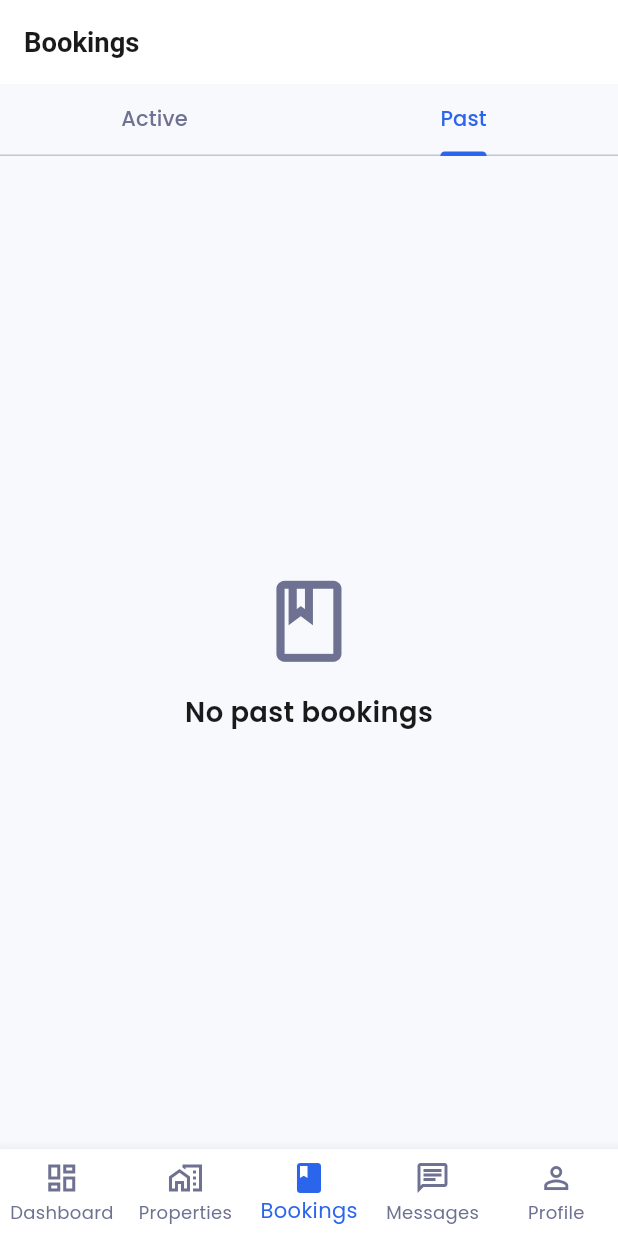
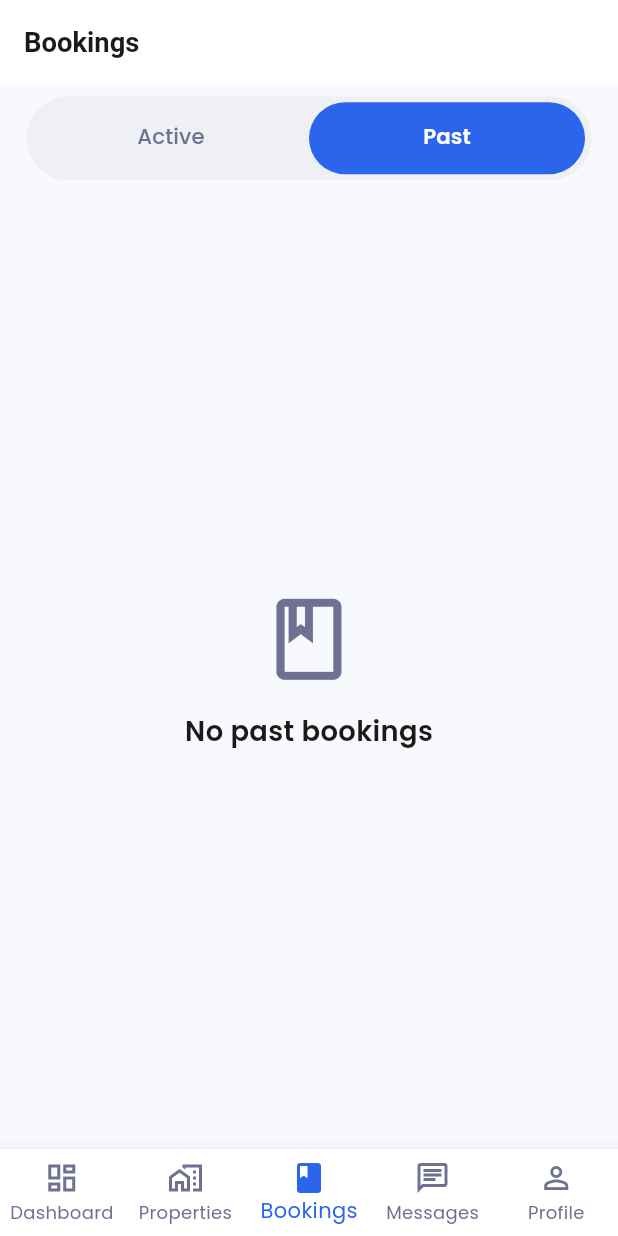
Before and after one commit to Edil-Ayehu/Home-Rental-App, a Flutter app: the LandlordBookingsScreen screen opened by its route, tab 2 chosen, on a phone screen of 412 x 824 dp. Run offline on Flutter 3.47's test engine with Material 3 defaults, Android fonts, the phone set to English and light mode, and no system bars; our stand-ins replace cached_network_image, carousel_slider, flutter_dotenv, flutter_screenutil, go_router, google_fonts and 4 more; accounts and stored records are empty; network calls fail.

Commit message:
awesome booking tab

```diff
--- a/lib/views/land_lord/landlord_bookings_screen.dart
+++ b/lib/views/land_lord/landlord_bookings_screen.dart
@@ -20,14 +20,36 @@ class LandlordBookingsScreen extends StatelessWidget {
         length: 2,
         child: Column(
           children: [
-            const TabBar(
-              tabs: [
-                Tab(text: 'Active'),
-                Tab(text: 'Past'),
-              ],
-              labelColor: AppColors.primary,
-              unselectedLabelColor: AppColors.textSecondary,
-              indicatorColor: AppColors.primary,
+            Container(
+              margin: EdgeInsets.symmetric(horizontal: 16.w, vertical: 8.h),
+              decoration: BoxDecoration(
+                color: Colors.grey.withOpacity(0.1),
+                borderRadius: BorderRadius.circular(30.r),
+              ),
+              child: TabBar(
+                tabs: const [
+                  Tab(text: 'Active'),
+                  Tab(text: 'Past'),
+                ],
+                labelColor: Colors.white,
+                unselectedLabelColor: AppColors.textSecondary,
+                indicator: BoxDecoration(
+                  color: AppColors.primary,
+                  borderRadius: BorderRadius.circular(30.r),
+                ),
+                dividerColor: Colors.transparent,
+                indicatorSize: TabBarIndicatorSize.tab,
+                labelStyle: TextStyle(
+                  fontSize: 14.sp,
+                  fontWeight: FontWeight.w600,
+                ),
+                unselectedLabelStyle: TextStyle(
+                  fontSize: 14.sp,
+                  fontWeight: FontWeight.w500,
+                ),
+                padding: EdgeInsets.symmetric(vertical: 4.h, horizontal: 4.w),
+                splashBorderRadius: BorderRadius.circular(30.r),
+              ),
             ),
             Expanded(
               child: TabBarView(
```
